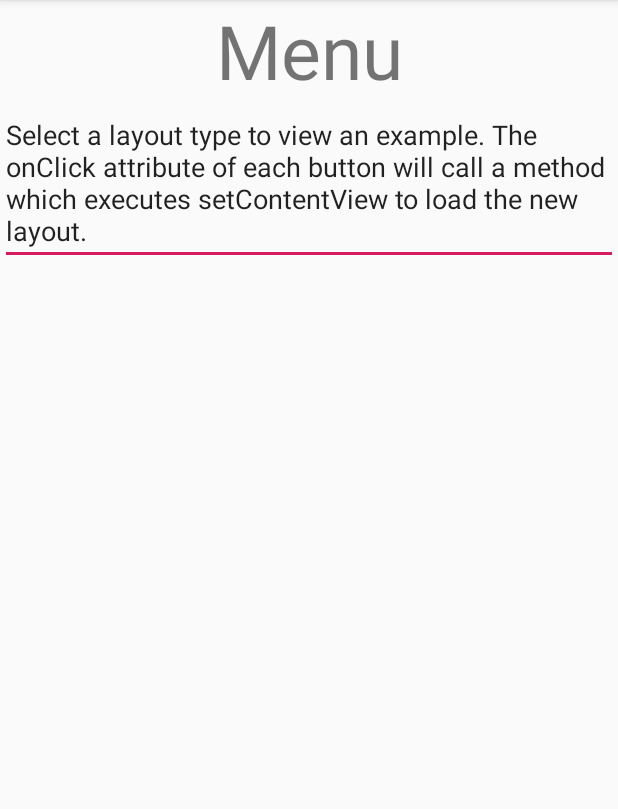
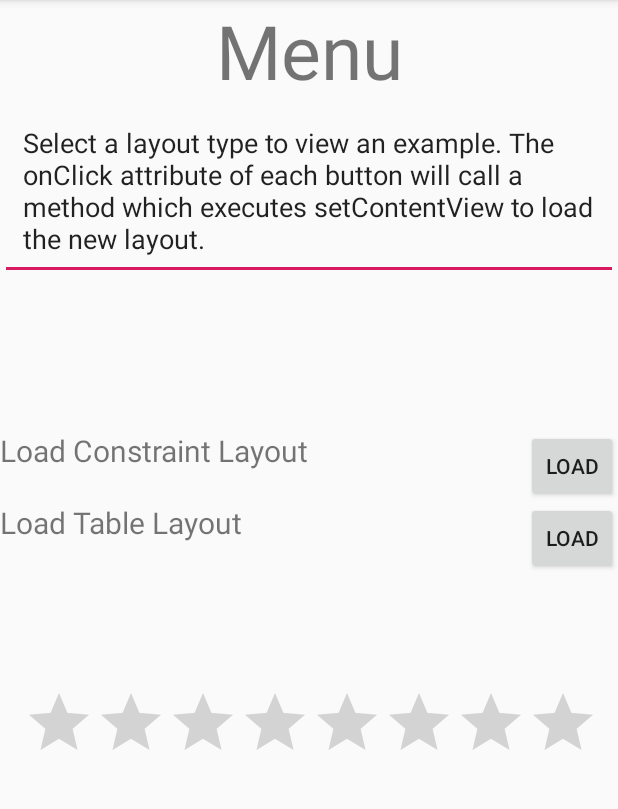
Before and after one commit to zedd-1983/android_school, an Android app: the screen it shows after launch (MainActivity), on a phone screen of 412 x 824 dp, the part 84-893 px from its top. Run offline under Robolectric (Android 15) with nearby library versions, the phone set to English and light mode, and no system bars.

```diff
--- a/Project3_exploring_leayouts/app/src/main/res/layout/main_menu.xml
+++ b/Project3_exploring_leayouts/app/src/main/res/layout/main_menu.xml
@@ -18,8 +18,69 @@
         android:id="@+id/editText"
         android:layout_width="match_parent"
         android:layout_height="wrap_content"
+        android:layout_marginBottom="100sp"
         android:ems="10"
         android:gravity="start|top"
         android:inputType="textMultiLine"
+        android:padding="15sp"
+        android:paddingLeft="15sp"
+        android:paddingTop="15sp"
+        android:paddingEnd="15sp"
+        android:paddingRight="15sp"
+        android:paddingBottom="15sp"
         android:text="@string/select_a_layout_type_to_view_an_example_the_onclick_attribute_of_each_button_will_call_a_method_which_executes_setcontentview_to_load_the_new_layout" />
+
+    <LinearLayout
+        android:layout_width="match_parent"
+        android:layout_height="wrap_content"
+        android:orientation="horizontal">
+
+        <TextView
+            android:id="@+id/textView2"
+            android:layout_width="match_parent"
+            android:layout_height="wrap_content"
+            android:layout_gravity="center_horizontal"
+            android:layout_weight="7"
+            android:text="@string/load_constraint_layout"
+            android:textSize="20sp" />
+
+        <Button
+            android:id="@+id/button"
+            android:layout_width="wrap_content"
+            android:layout_height="wrap_content"
+            android:layout_weight="3"
+            android:onClick="loadConstraintLayout"
+            android:text="@string/load" />
+    </LinearLayout>
+
+    <LinearLayout
+        android:layout_width="match_parent"
+        android:layout_height="wrap_content"
+        android:orientation="horizontal">
+
+        <TextView
+            android:id="@+id/textView3"
+            android:layout_width="match_parent"
+            android:layout_height="wrap_content"
+            android:layout_gravity="center_horizontal"
+            android:layout_weight="7"
+            android:text="@string/load_table_layout"
+            android:textSize="20sp" />
+
+        <Button
+            android:id="@+id/button2"
+            android:layout_width="wrap_content"
+            android:layout_height="wrap_content"
+            android:layout_weight="3"
+            android:onClick="loadTableLayout"
+            android:text="@string/load2" />
+    </LinearLayout>
+
+    <RatingBar
+        android:id="@+id/ratingBar"
+        android:layout_width="match_parent"
+        android:layout_height="wrap_content"
+        android:layout_marginLeft="15sp"
+        android:layout_marginTop="75sp"
+        android:layout_marginRight="15sp" />
 </LinearLayout>
--- a/Project3_exploring_leayouts/app/src/main/res/values/strings.xml
+++ b/Project3_exploring_leayouts/app/src/main/res/values/strings.xml
@@ -2,4 +2,9 @@
     <string name="app_name">Project3_exploring_leayouts</string>
     <string name="menu">Menu</string>
     <string name="select_a_layout_type_to_view_an_example_the_onclick_attribute_of_each_button_will_call_a_method_which_executes_setcontentview_to_load_the_new_layout">Select a layout type to view an example. The onClick attribute of each button will call a method which executes setContentView to load the new layout.</string>
+    <string name="load">LOAD</string>
+    <string name="load_constraint_layout">Load Constraint Layout</string>
+    <string name="load_table_layout">Load Table Layout</string>
+    <string name="load2">LOAD</string>
+    <string name="back_to_the_menu">Back to the menu</string>
 </resources>
```
Also changed, not shown: Project3_exploring_leayouts/app/src/main/java/com/example/project3_exploring_leayouts/MainActivity.java (+17 -0 lines), Project3_exploring_leayouts/app/src/main/res/layout/activity_main.xml (+29 -5 lines).
